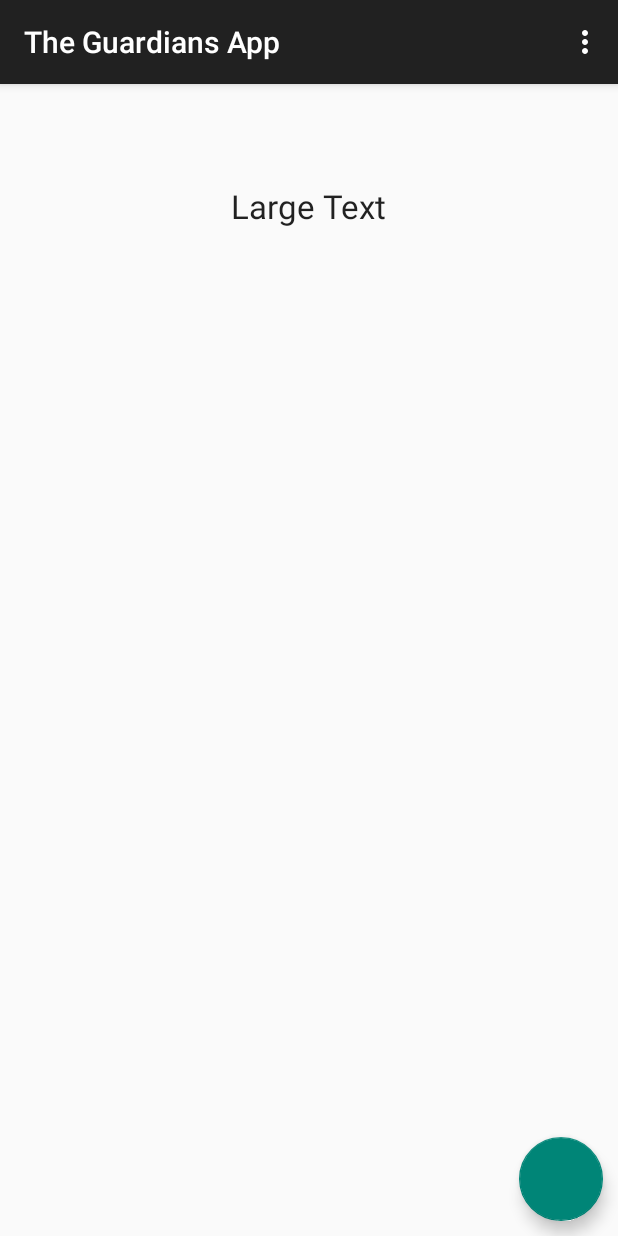
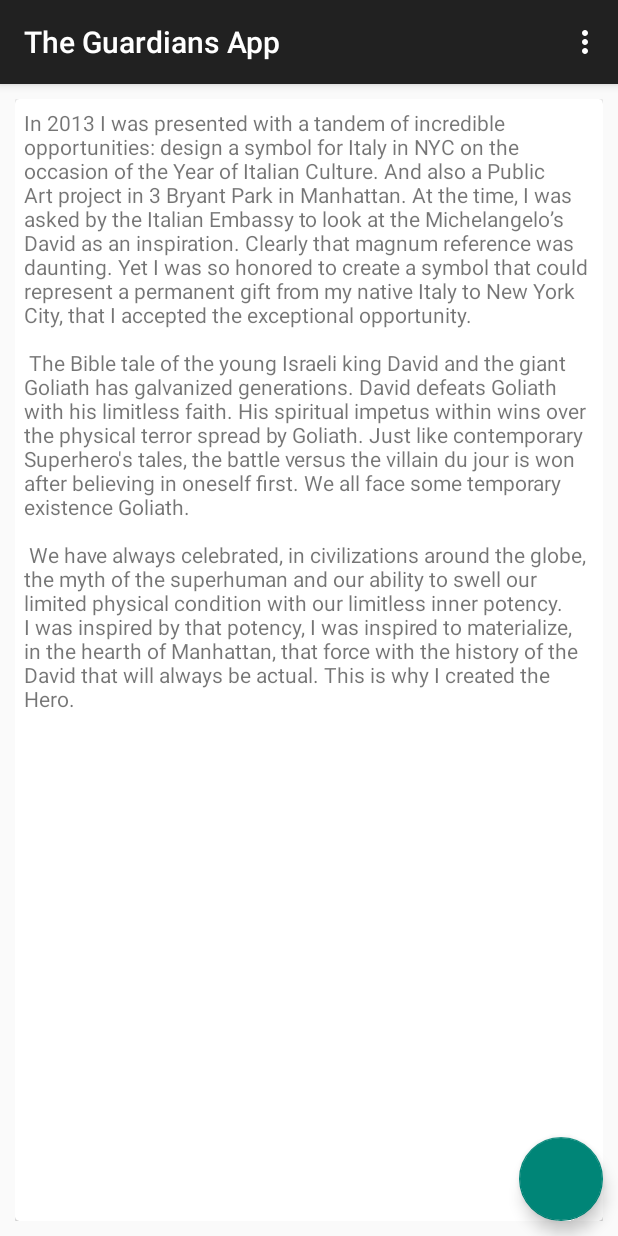
Before and after one commit to delchiaro/TheGuardiansApp, an Android app: the screen it shows after launch (MainActivity), on a phone screen of 412 x 824 dp. Run offline under Robolectric (Android 15) with nearby library versions, the light colour scheme and no system bars; plain views replace FloatingActionButton.

Commit message:
Aggiunta cardView a schermo intero (!! layoutWeight = 1) e testo

```diff
--- a/app/build.gradle
+++ b/app/build.gradle
@@ -24,5 +24,7 @@ dependencies {
     compile 'com.android.support:appcompat-v7:21.0.3'
     compile files('libs/estimote-sdk-preview.jar')
     compile 'com.getbase:floatingactionbutton:1.7.0'
+    compile 'com.android.support:cardview-v7:21.0.0'
+
 
 }
--- a/app/src/main/java/micc/theguardiansapp/MainActivity.java
+++ b/app/src/main/java/micc/theguardiansapp/MainActivity.java
@@ -37,7 +37,6 @@ public class MainActivity extends ActionBarActivity {
         scrollView.setOnTouchListener(scrollPager);
 
 
-
         scrollView.post(new Runnable()
         {
             public void run()
@@ -45,6 +44,10 @@ public class MainActivity extends ActionBarActivity {
                 scrollView.scrollTo(0, contentView.getPaddingTop());
             }
         });
+
+
+
+        FragmentHelper.setMainActivity(this);
 
 
 
--- a/app/src/main/java/micc/theguardiansapp/MyScrollPager.java
+++ b/app/src/main/java/micc/theguardiansapp/MyScrollPager.java
@@ -7,6 +7,7 @@ import android.view.View;
 import android.view.View.OnTouchListener;
 import android.view.ViewGroup;
 import android.view.ViewTreeObserver;
+import android.widget.RelativeLayout;
 import android.widget.ScrollView;
 import android.widget.Scroller;
 
@@ -89,6 +90,8 @@ public class MyScrollPager implements OnTouchListener
             @Override
             public void onGlobalLayout() {
                 initGUI();
+                //FragmentHelper.swapFragment(R.id.fragContainer0, new Fragment0());
+
                 ViewTreeObserver obs = mScrollView.getViewTreeObserver();
 
                 if (Build.VERSION.SDK_INT >= Build.VERSION_CODES.JELLY_BEAN) {
@@ -124,7 +127,8 @@ public class MyScrollPager implements OnTouchListener
             nPageTotal += nPage;
             //int nDisplay = (int) Math.ceil(v.getHeight() / displayHeight);
             v.setMinimumHeight(nPage*displayHeight);
-            v.setPadding(0, 100, 0, 100);
+
+            //v.setPadding(0, 100, 0, 100);
 
             fragmentNPageMap[i] = nPage;
             i++;
--- a/app/src/main/res/layout/activity_main.xml
+++ b/app/src/main/res/layout/activity_main.xml
@@ -25,7 +25,7 @@
     <LinearLayout
         android:id="@+id/scrolledLayout"
         android:layout_width="fill_parent"
-            android:layout_height="fill_parent"
+        android:layout_height="wrap_content"
         android:orientation="vertical"
         android:paddingTop="0dip"
         android:paddingBottom="0dp"
@@ -43,18 +43,35 @@
         android:layout_width="fill_parent"
         android:layout_height="fill_parent"
         android:orientation="vertical"
-                android:paddingTop="0dip"
-                android:paddingBottom="200dip"
-                android:weightSum="1">
+        android:padding="10dp"
+        android:minHeight="300dp">
+
+        <android.support.v7.widget.CardView
+            xmlns:card_view="http://schemas.android.com/apk/res-auto"
+            android:id="@+id/card_view"
+            android:layout_width="fill_parent"
+            android:layout_height="wrap_content"
+            card_view:cardCornerRadius="3dp"
+            card_view:cardElevation="2dp"
+            android:layout_weight="1">
+
+            <LinearLayout
+                android:layout_width="match_parent"
+                android:layout_height="wrap_content"
+                android:orientation="vertical">
+
+                <TextView
+                    android:layout_width="match_parent"
+                    android:layout_height="match_parent"
+                    android:padding="6dp"
+                    android:singleLine="false"
+                    android:text="@string/Text1Slide1" />
 
 
-                <TextView
-                    android:layout_width="wrap_content"
-                    android:layout_height="wrap_content"
-                    android:textAppearance="?android:attr/textAppearanceLarge"
-                    android:text="Large Text"
-                    android:id="@+id/textView"
-                    android:layout_gravity="center_horizontal" />
+            </LinearLayout>
+
+        </android.support.v7.widget.CardView>
+
 
     </LinearLayout>
 
--- a/app/src/main/res/values/strings.xml
+++ b/app/src/main/res/values/strings.xml
@@ -4,5 +4,11 @@
     <string name="app_name">The Guardians App</string>
     <string name="hello_world">Hello world!</string>
     <string name="action_settings">Settings</string>
+    <string name="hello_blank_fragment">Hello blank fragment</string>
 
+    <string name="Text1Slide1">In 2013 I was presented with a tandem of incredible opportunities: design a symbol for Italy in NYC on the occasion of the Year of Italian Culture. And also a Public Art project in 3 Bryant Park in Manhattan. At the time, I was asked by the Italian Embassy to look at the Michelangelo’s David as an inspiration. Clearly that magnum reference was daunting. Yet I was so honored to create a symbol that could represent a permanent gift from my native Italy to New York City, that I accepted the exceptional opportunity.
+    \n\n
+    The Bible tale of the young Israeli king David and the giant Goliath has galvanized generations. David defeats Goliath with his limitless faith. His spiritual impetus within wins over the physical terror spread by Goliath. Just like contemporary Superhero\'s tales, the battle versus the villain du jour is won after believing in oneself first. We all face some temporary existence Goliath.
+    \n\n
+    We have always celebrated, in civilizations around the globe, the myth of the superhuman and our ability to swell our limited physical condition with our limitless inner potency. I was inspired by that potency, I was inspired to materialize, in the hearth of Manhattan, that force with the history of the David that will always be actual. This is why I created the Hero.</string>
 </resources>
```
Also changed, not shown: app/src/main/java/micc/theguardiansapp/Fragment0.java (added, +104 -0 lines), app/src/main/java/micc/theguardiansapp/FragmentHelper.java (added, +55 -0 lines), app/src/main/res/layout/fragment_fragment0.xml (added, +28 -0 lines), 1 other file. Lines whose indentation alone changed are shown as unchanged.
